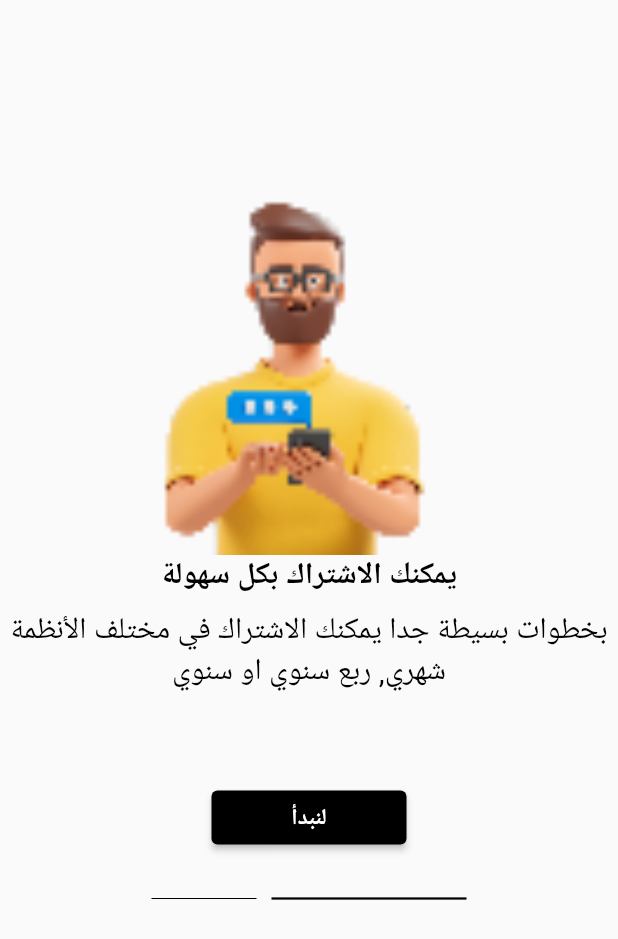
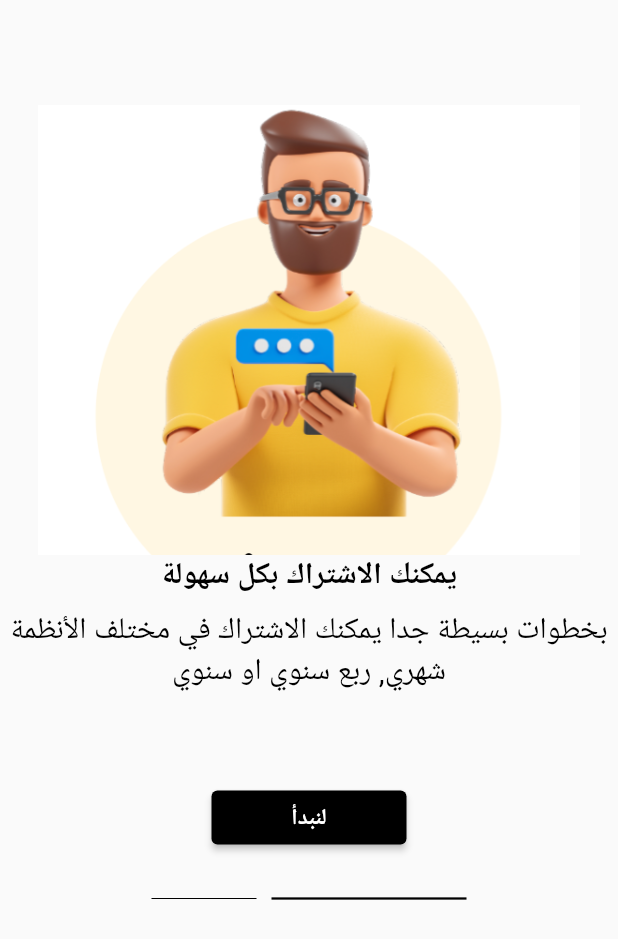
Before and after one commit to AhmedmoatasemVictorylink/LoginFlutter, a Flutter app: the screen it shows after launch, on a phone screen of 412 x 824 dp. Shown: the top 939 px of the screen. Run offline on Flutter 3.47's test engine with Material 2 defaults, Android fonts, the phone set to English and light mode, and no system bars; our stand-ins replace hexcolor.

Commit message:
Completing design for steps screen

```diff
--- a/lib/step_widget.dart
+++ b/lib/step_widget.dart
@@ -15,8 +15,16 @@ class StepWidget extends StatelessWidget {
             alignment: Alignment.center,
             height: 300,
             width: double.infinity,
+            decoration: BoxDecoration(
+              image: DecorationImage(
+                   image: AssetImage(
+                  'assets/images/rounded.png'),
+                   fit: BoxFit.cover,
+              ),
+              shape: BoxShape.circle,
+            ),
             child: Image(
-              image: AssetImage("assets/images/Subscripe.png"),
+              image: AssetImage("assets/images/person.png"),
               fit: BoxFit.cover,
               height: 300,
             ),
--- a/pubspec.yaml
+++ b/pubspec.yaml
@@ -63,6 +63,8 @@ flutter:
     - assets/images/login.png
     - assets/images/sideImage.png
     - assets/images/Subscripe.png
+    - assets/images/rounded.png
+    - assets/images/person.png
   #   - images/a_dot_ham.jpeg
 
   # An image asset can refer to one or more resolution-specific "variants", see
```
Also changed, not shown: assets/images/person.png (added), assets/images/rounded.png (added).
